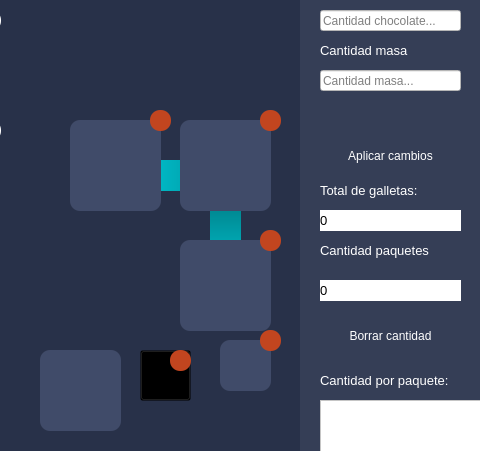
The window that view/mainwindow.ui (JuanVF/CookieMonsterFactory) describes before a commit, drawn with Qt 5; both pictures show x 350 to 830 and y 120 to 571 of the 1000 by 729 pixel window.
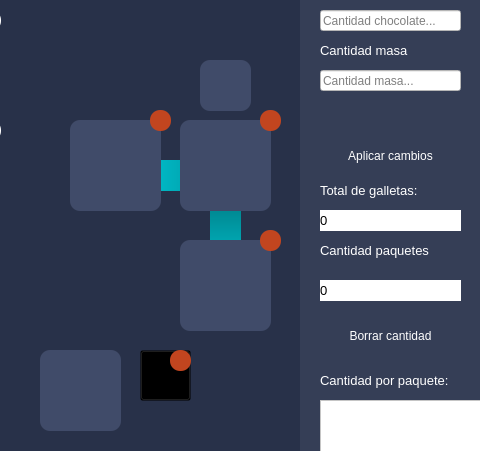
The same window after the commit. The open tabs and pages were chosen to show the change. Icons and pictures are not drawn.

Diff of the .ui file:
```diff
--- a/view/mainwindow.ui
+++ b/view/mainwindow.ui
@@ -4652,8 +4652,8 @@
     <widget class="QFrame" name="frBaler_2">
      <property name="geometry">
       <rect>
-       <x>570</x>
-       <y>460</y>
+       <x>550</x>
+       <y>180</y>
        <width>51</width>
        <height>51</height>
       </rect>
@@ -4883,31 +4883,6 @@
       <bool>true</bool>
      </property>
     </widget>
-    <widget class="QPushButton" name="btnInspTurnOn">
-     <property name="geometry">
-      <rect>
-       <x>610</x>
-       <y>450</y>
-       <width>21</width>
-       <height>21</height>
-      </rect>
-     </property>
-     <property name="cursor">
-      <cursorShape>PointingHandCursor</cursorShape>
-     </property>
-     <property name="styleSheet">
-      <string notr="true">color: rgb(255, 255, 255);
-background-color: rgb(194, 69, 31);
-border-radius: 10px;
-</string>
-     </property>
-     <property name="text">
-      <string/>
-     </property>
-     <property name="flat">
-      <bool>true</bool>
-     </property>
-    </widget>
     <widget class="QPushButton" name="btnTransTurnOn">
      <property name="geometry">
       <rect>
```
Left out of the diff: 3 changed lines with no effect on the pictures.
